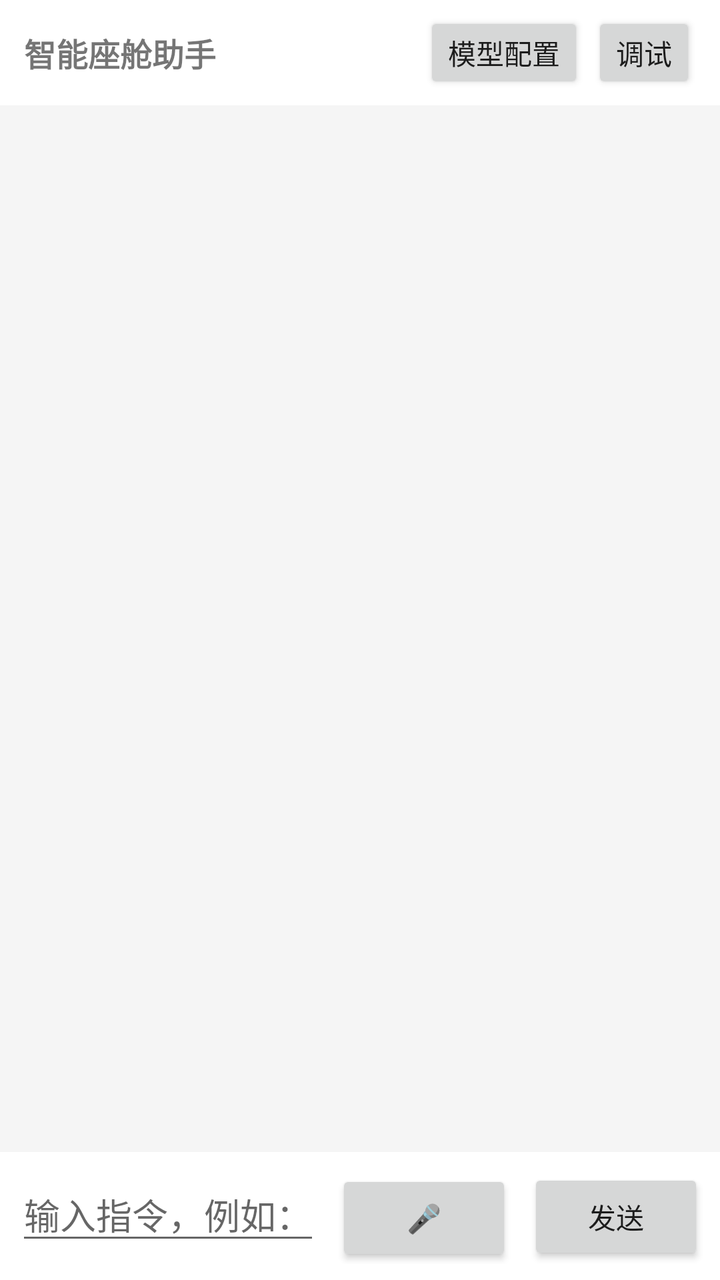
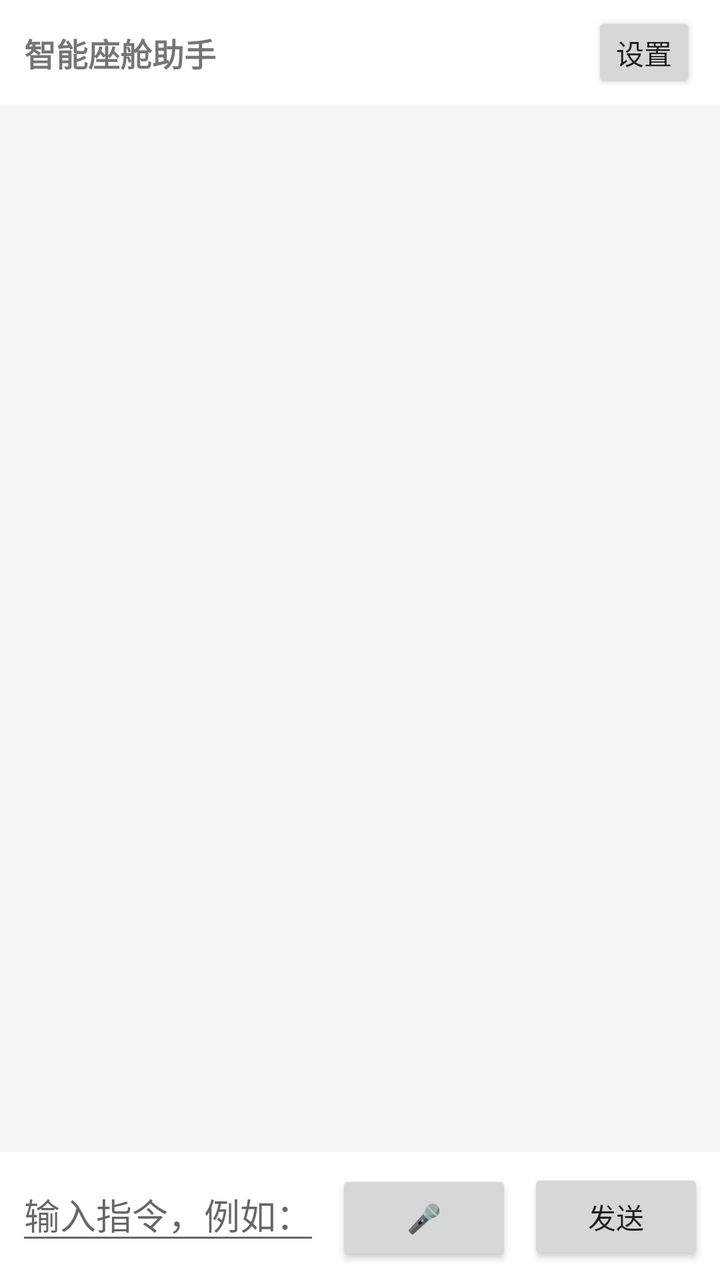

Screens rendered from an Android XML layout before and after an edit, with the pre-edit source and the edit as a unified diff.
<!-- AndroidManifest.xml: application theme Theme.IVAI -->
<!-- res/layout/activity_chat.xml -->
<?xml version="1.0" encoding="utf-8"?>
<LinearLayout xmlns:android="http://schemas.android.com/apk/res/android"
    android:layout_width="match_parent"
    android:layout_height="match_parent"
    android:orientation="vertical"
    android:fitsSystemWindows="true"
    android:background="@color/chat_bg">

    <LinearLayout
        android:layout_width="match_parent"
        android:layout_height="wrap_content"
        android:orientation="horizontal"
        android:gravity="center_vertical"
        android:background="@color/bubble_agent"
        android:paddingStart="12dp"
        android:paddingEnd="12dp"
        android:paddingTop="6dp"
        android:paddingBottom="6dp">

        <TextView
            android:layout_width="0dp"
            android:layout_height="wrap_content"
            android:layout_weight="1"
            android:text="智能座舱助手"
            android:textSize="16sp"
            android:textStyle="bold" />

        <Button
            android:id="@+id/configButton"
            android:layout_width="wrap_content"
            android:layout_height="wrap_content"
            android:text="模型配置"
            android:minHeight="0dp"
            android:minWidth="0dp"
            android:paddingStart="12dp"
            android:paddingEnd="12dp" />

        <Button
            android:id="@+id/debugButton"
            android:layout_width="wrap_content"
            android:layout_height="wrap_content"
            android:layout_marginStart="4dp"
            android:text="调试"
            android:minHeight="0dp"
            android:minWidth="0dp"
            android:paddingStart="12dp"
            android:paddingEnd="12dp" />
    </LinearLayout>

    <androidx.recyclerview.widget.RecyclerView
        android:id="@+id/messageList"
        android:layout_width="match_parent"
        android:layout_height="0dp"
        android:layout_weight="1"
        android:clipToPadding="false"
        android:paddingTop="8dp"
        android:paddingBottom="8dp"
        android:scrollbars="vertical" />

    <TextView
        android:id="@+id/voiceHint"
        android:layout_width="match_parent"
        android:layout_height="wrap_content"
        android:paddingStart="8dp"
        android:paddingEnd="8dp"
        android:paddingBottom="4dp"
        android:textColor="@color/status_ok"
        android:textSize="13sp"
        android:visibility="gone" />

    <LinearLayout
        android:layout_width="match_parent"
        android:layout_height="wrap_content"
        android:orientation="horizontal"
        android:background="@color/bubble_agent"
        android:padding="8dp">

        <EditText
            android:id="@+id/chatInput"
            android:layout_width="0dp"
            android:layout_height="wrap_content"
            android:layout_weight="1"
            android:hint="输入指令，例如：打开空调 / 我有点冷 / 温度调到"
            android:imeOptions="actionSend"
            android:inputType="text"
            android:maxLines="4" />

        <Button
            android:id="@+id/voiceButton"
            android:layout_width="wrap_content"
            android:layout_height="wrap_content"
            android:layout_marginStart="8dp"
            android:text="🎤"
            android:contentDescription="按住说话" />

        <Button
            android:id="@+id/sendButton"
            android:layout_width="wrap_content"
            android:layout_height="wrap_content"
            android:layout_marginStart="8dp"
            android:text="发送" />
    </LinearLayout>
</LinearLayout>
<!-- resources referenced by this layout -->
<resources>
  <color name="bubble_agent">#FFFFFF</color>
  <color name="chat_bg">#F5F5F5</color>
  <color name="status_ok">#2E7D32</color>
  <style name="Theme.IVAI" parent="android:Theme.Material.Light.DarkActionBar" />
</resources>

<!-- the commit's change to res/layout/activity_chat.xml (unified diff, before → after) -->
@@ -26,21 +26,10 @@
             android:textStyle="bold" />
 
         <Button
-            android:id="@+id/configButton"
+            android:id="@+id/settingsButton"
             android:layout_width="wrap_content"
             android:layout_height="wrap_content"
-            android:text="模型配置"
-            android:minHeight="0dp"
-            android:minWidth="0dp"
-            android:paddingStart="12dp"
-            android:paddingEnd="12dp" />
-
-        <Button
-            android:id="@+id/debugButton"
-            android:layout_width="wrap_content"
-            android:layout_height="wrap_content"
-            android:layout_marginStart="4dp"
-            android:text="调试"
+            android:text="设置"
             android:minHeight="0dp"
             android:minWidth="0dp"
             android:paddingStart="12dp"
